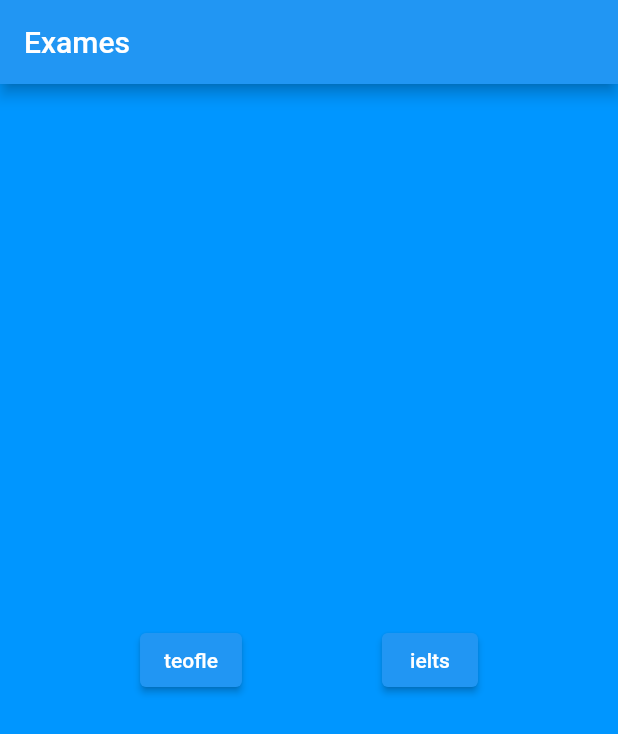
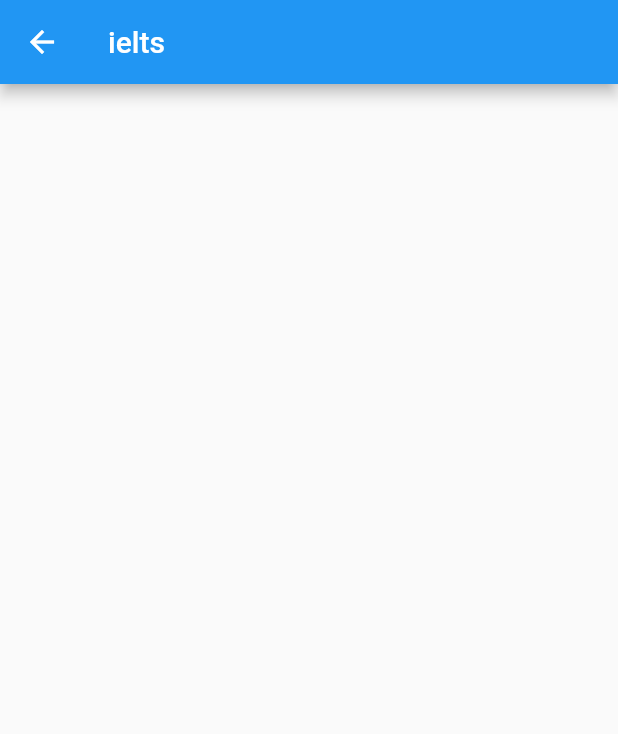
Before and after one commit to amalm9479/exames_app, a Flutter app: the screen it shows after launch, after a tap on "ielts", on a phone screen of 412 x 824 dp. Shown: the top 734 px of the screen. Run offline on Flutter 3.47's test engine with Material 2 defaults, Android fonts, the phone set to English and light mode, and no system bars.

Commit message:
navegator between main t ielts and main to tofel

```diff
--- a/exames_app/lib/ielts.dart
+++ b/exames_app/lib/ielts.dart
@@ -11,6 +11,10 @@ class IeltsExames extends StatelessWidget {
 
   @override
   Widget build(BuildContext context) {
-    return Container();
+    return Scaffold(
+      appBar: AppBar(
+        title: Text("ielts"),
+      ),
+    );
   }
 }
--- a/exames_app/lib/main.dart
+++ b/exames_app/lib/main.dart
@@ -1,8 +1,12 @@
+import 'package:exames_app/ielts.dart';
+import 'package:exames_app/toefl.dart';
 import 'package:flutter/material.dart';
 
 // ignore_for_file: prefer_const_constructors
 void main() {
-  runApp(const MyApp());
+  runApp(MaterialApp(
+    home: MyApp(),
+  ));
 }
 
 class MyApp extends StatelessWidget {
@@ -10,8 +14,7 @@ class MyApp extends StatelessWidget {
 
   @override
   Widget build(BuildContext context) {
-    return MaterialApp(
-      home: Scaffold(
+    return Scaffold(
       appBar: AppBar(
         title: Text("Exames"),
       ),
@@ -20,27 +23,31 @@ class MyApp extends StatelessWidget {
         height: double.infinity,
         decoration: BoxDecoration(
             image: DecorationImage(
-                  image: AssetImage("images/background.png"),
-                  fit: BoxFit.cover)),
+                image: AssetImage("images/background.png"), fit: BoxFit.cover)),
         child: Row(
           mainAxisAlignment: MainAxisAlignment.spaceEvenly,
           children: [
             ElevatedButton(
               child: Text("teofle"),
               onPressed: () {
-                  print("button");
+                Navigator.of(context)
+                    .push(MaterialPageRoute(builder: (context) {
+                  return ToeflExames();
+                }));
               },
             ),
             ElevatedButton(
               child: Text("ielts"),
               onPressed: () {
-                  print("ielts");
+                Navigator.of(context)
+                    .push(MaterialPageRoute(builder: (context) {
+                  return IeltsExames();
+                }));
               },
             )
           ],
         ),
       ),
-      ),
     );
   }
 }
```
Also changed, not shown: exames_app/lib/toefl.dart (+6 -2 lines). Lines whose indentation alone changed are shown as unchanged.
